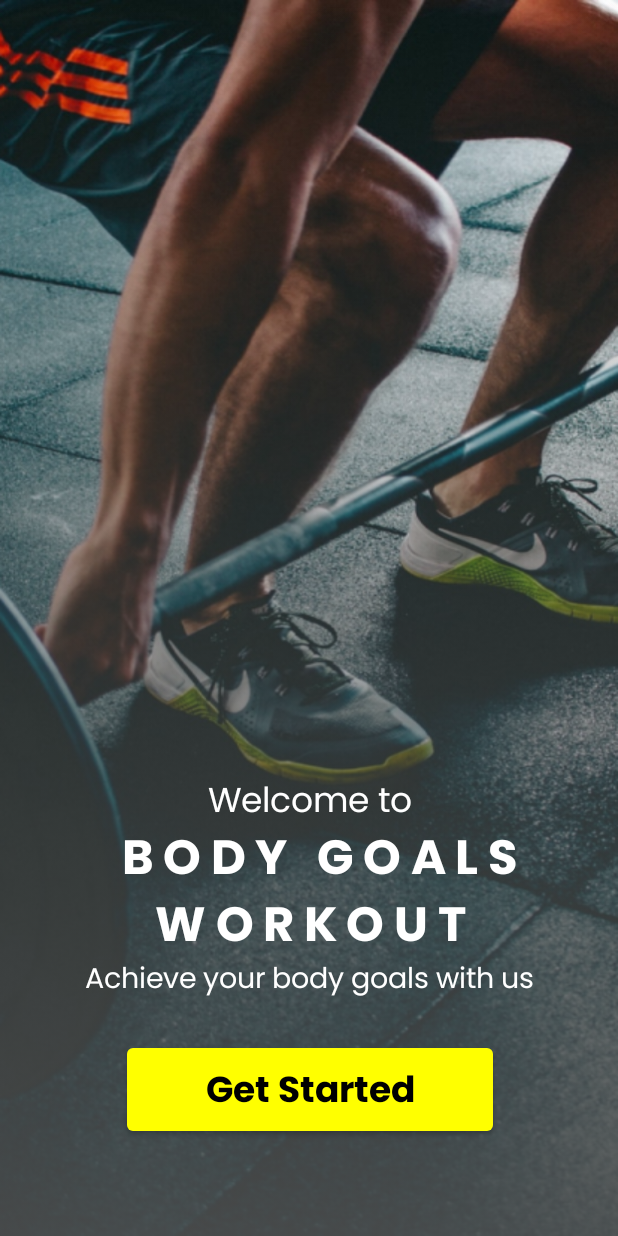
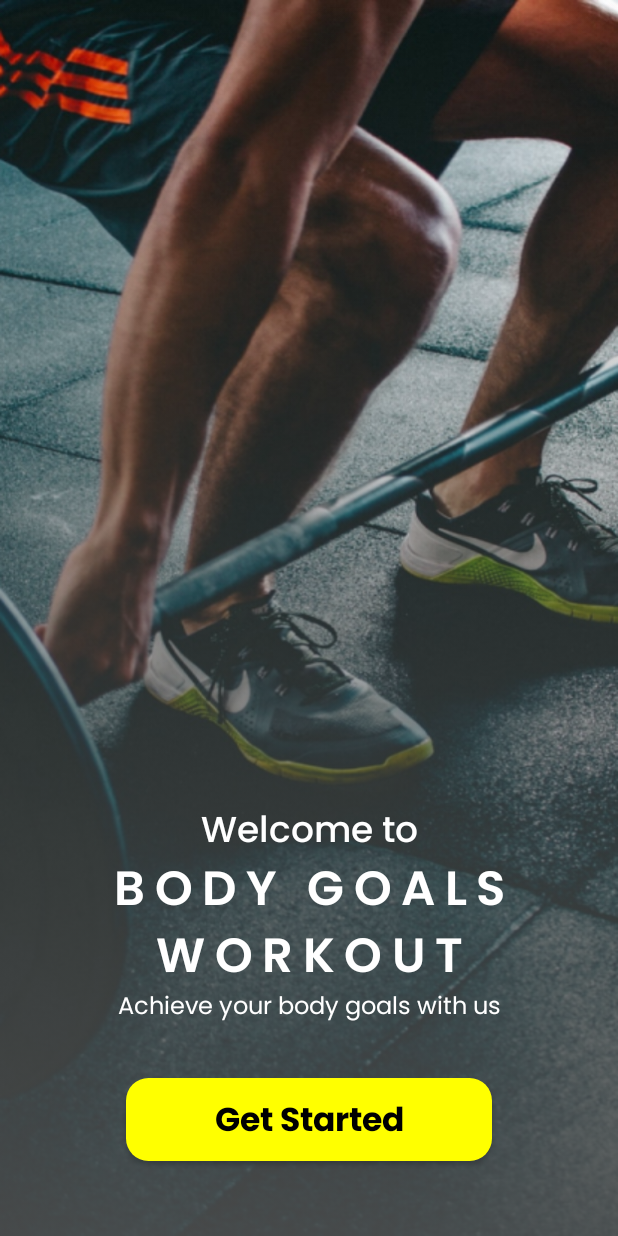
Before and after one commit to GersonDev/android-gimnasio, an Android app built with Jetpack Compose: the screen it shows after launch (WelcomeActivity), on a phone screen of 412 x 824 dp. Run offline under Robolectric (Android 15) with nearby library versions, the phone set to English and light mode, and no system bars; our stand-ins replace Room's generated code, livedata-compose.

Commit message:
- Arreglo Fuentes y nueva estructura

```diff
--- a/app/src/main/AndroidManifest.xml
+++ b/app/src/main/AndroidManifest.xml
@@ -40,7 +40,7 @@
 
         <meta-data
             android:name="com.google.android.geo.API_KEY"
-            android:value="GOOGLE_MAP_API_KEY"/>
+            android:value="AIzaSyDsWo-j-5metLfeAPRqoJvHVIYrDiHymxU"/>
 
     </application>
 
--- a/app/src/main/java/com/example/android_gimnasio/presentation/common/components/Components.kt
+++ b/app/src/main/java/com/example/android_gimnasio/presentation/common/components/Components.kt
@@ -22,7 +22,7 @@ import androidx.compose.ui.unit.dp
 import com.example.android_gimnasio.R
 
 @Composable
-fun GymTitle(title: String, @DrawableRes userImage: Int) {
+fun GymTitle(title: String, @DrawableRes userImage: Int, ocultarImagen: Boolean = false) {
     Box(
         modifier = Modifier.height(60.dp),
         contentAlignment = Alignment.Center
@@ -48,7 +48,9 @@ fun GymTitle(title: String, @DrawableRes userImage: Int) {
             Spacer(
                 modifier = Modifier.weight(1f)
             )
-            UserPicture(userImage)
+            if (!ocultarImagen) {
+                UserPicture(userImage)
+            }
         }
     }
 }
--- a/app/src/main/java/com/example/android_gimnasio/presentation/ui/home/components/GymPantalla.kt
+++ b/app/src/main/java/com/example/android_gimnasio/presentation/ui/home/components/GymBrandsPantalla.kt
@@ -25,9 +25,8 @@ import com.example.android_gimnasio.R
 import com.example.android_gimnasio.domain.models.gym.Brand
 import com.example.android_gimnasio.presentation.common.components.GymTitle
 
-@OptIn(ExperimentalFoundationApi::class)
 @Composable
-fun GymPantalla(brands: List<Brand>, onClickBrand: (String, Int) -> Unit) {
+fun GymBrandsPantalla(brands: List<Brand>, onClickBrand: (String, Int) -> Unit) {
 
     Column(
         modifier = Modifier
@@ -92,7 +91,7 @@ private fun GymCard(brand: Brand, onClickBrand: (String, Int) -> Unit) {
 @Preview
 @Composable
 private fun GymPantallaPreview() {
-    GymPantalla(
+    GymBrandsPantalla(
         listOf(
             Brand("hola", R.drawable.brand_1)
         ),
--- a/app/src/main/java/com/example/android_gimnasio/presentation/ui/welcome/components/LoginPantalla.kt
+++ b/app/src/main/java/com/example/android_gimnasio/presentation/ui/welcome/components/LoginPantalla.kt
@@ -80,7 +80,6 @@ fun LoginPantalla(
             Text(
                 " BODY GOALS\nWORKOUT",
                 letterSpacing = 0.1.em,
-                fontSize = 32.sp,
                 color = Color.White,
                 textAlign = TextAlign.Center,
                 style = MaterialTheme.typography.h1
--- a/app/src/main/java/com/example/android_gimnasio/presentation/ui/welcome/components/RegistrarPantalla.kt
+++ b/app/src/main/java/com/example/android_gimnasio/presentation/ui/welcome/components/RegistrarPantalla.kt
@@ -84,7 +84,6 @@ fun RegistrarPantalla(
                 "BODY GOALS\n" +
                         "WORKOUT",
                 letterSpacing = 0.1.em,
-                fontSize = 32.sp,
                 color = Color.White,
                 textAlign = TextAlign.Center,
                 style = MaterialTheme.typography.h1
--- a/app/src/main/java/com/example/android_gimnasio/presentation/ui/welcome/components/WelcomePantalla.kt
+++ b/app/src/main/java/com/example/android_gimnasio/presentation/ui/welcome/components/WelcomePantalla.kt
@@ -3,6 +3,7 @@ package com.example.android_gimnasio.presentation.ui.welcome.components
 import androidx.compose.foundation.Image
 import androidx.compose.foundation.background
 import androidx.compose.foundation.layout.*
+import androidx.compose.foundation.shape.RoundedCornerShape
 import androidx.compose.material.Button
 import androidx.compose.material.ButtonDefaults
 import androidx.compose.material.MaterialTheme
@@ -55,6 +56,8 @@ fun WelcomePantalla(onClickStarted:()->Unit) {
 
             Column(
                 horizontalAlignment = Alignment.CenterHorizontally,
+                modifier = Modifier
+                    .padding(50.dp)
             ) {
                 Spacer(
                     modifier = Modifier
@@ -64,12 +67,11 @@ fun WelcomePantalla(onClickStarted:()->Unit) {
                     "Welcome to",
                     color = Color.White,
                     textAlign = TextAlign.Center,
-                    style = MaterialTheme.typography.body2
+                    style = MaterialTheme.typography.h3
                 )
                 Text(
-                    " BODY GOALS\nWORKOUT",
+                    "BODY GOALS WORKOUT",
                     letterSpacing = 0.2.em,
-                    fontSize = 32.sp,
                     color = Color.White,
                     textAlign = TextAlign.Center,
                     style = MaterialTheme.typography.h1
@@ -78,16 +80,17 @@ fun WelcomePantalla(onClickStarted:()->Unit) {
                     "Achieve your body goals with us",
                     color = Color.White,
                     textAlign = TextAlign.Center,
-                    style = MaterialTheme.typography.body1
+                    style = MaterialTheme.typography.h4,
+                    modifier = Modifier.padding(bottom = 37.dp)
                 )
                 Button(
                     onClick = onClickStarted,
                     colors = ButtonDefaults.buttonColors(backgroundColor = Color.Yellow),
-                    modifier = Modifier.padding(top = 33.dp, bottom = 70.dp).width(244.dp).height(55.dp),
-
+                    shape = RoundedCornerShape(15.dp),
+                    modifier = Modifier.width(244.dp).height(55.dp),
                     content = {
                         Text("Get Started", color = Color.Black,
-                            style = MaterialTheme.typography.h4)
+                            style = MaterialTheme.typography.button)
                     })
 
             }
--- a/app/src/main/java/com/example/android_gimnasio/ui/theme/Type.kt
+++ b/app/src/main/java/com/example/android_gimnasio/ui/theme/Type.kt
@@ -4,6 +4,7 @@ import androidx.compose.material.Typography
 import androidx.compose.ui.text.TextStyle
 import androidx.compose.ui.text.font.Font
 import androidx.compose.ui.text.font.FontFamily
+import androidx.compose.ui.text.font.FontStyle
 import androidx.compose.ui.text.font.FontWeight
 import androidx.compose.ui.unit.sp
 import com.example.android_gimnasio.R
@@ -12,58 +13,61 @@ import com.example.android_gimnasio.R
 
 val Poppins = FontFamily(
     Font(R.font.poppins_regular),
+    Font(R.font.poppins_light, weight = FontWeight.Light),
+    Font(R.font.poppins_regular, FontWeight.Normal),
+    Font(R.font.poppins_medium, FontWeight.Medium),
+    Font(R.font.poppins_semibold, FontWeight.SemiBold),
     Font(R.font.poppins_bold, FontWeight.Bold),
+    Font(R.font.poppins_extra_bold, FontWeight.ExtraBold)
 )
 
 val Typography = Typography(
     h1 = TextStyle(
         fontFamily = Poppins,
-        fontWeight = FontWeight.Bold,
-        fontSize = 30.sp
+        fontWeight = FontWeight.SemiBold,
+        fontSize = 32.sp
     ),
     h2 = TextStyle(
         fontFamily = Poppins,
-        fontWeight = FontWeight.Bold,
-        fontSize = 28.sp
+        fontWeight = FontWeight.SemiBold,
+        fontSize = 24.sp
     ),
     h3 = TextStyle(
         fontFamily = Poppins,
-        fontWeight = FontWeight.Bold,
-        fontSize = 26.sp
+        fontWeight = FontWeight.Medium,
+        fontSize = 24.sp
     ),
     h4 = TextStyle(
         fontFamily = Poppins,
-        fontWeight = FontWeight.Bold,
-        fontSize = 24.sp
+        fontWeight = FontWeight.Normal,
+        fontSize = 16.sp
     ),
     h5 = TextStyle(
+        fontFamily = Poppins,
+        fontWeight = FontWeight.W600,
+        fontSize = 16.sp
+    ),
+    h6 = TextStyle(
+        fontFamily = Poppins,
+        fontWeight = FontWeight.W600,
+        fontSize = 14.sp
+    ),
+    body1 = TextStyle(
+        fontFamily = Poppins,
+        fontWeight = FontWeight.Light,
+        fontSize = 16.sp
+    ),
+    body2 = TextStyle(
+        fontFamily = Poppins,
+        fontWeight = FontWeight.Normal,
+        fontSize = 14.sp
+    ),
+    button = TextStyle(
         fontFamily = Poppins,
         fontWeight = FontWeight.Bold,
         fontSize = 22.sp
     ),
-    h6 = TextStyle(
-        fontFamily = Poppins,
-        fontWeight = FontWeight.Bold,
-        fontSize = 20.sp
-    ),
-    body1 = TextStyle(
-        fontFamily = Poppins,
-        fontWeight = FontWeight.Normal,
-        fontSize = 19.sp
-    ),
-    body2 = TextStyle(
-        fontFamily = Poppins,
-        fontWeight = FontWeight.Normal,
-        fontSize = 23.sp
-    ),
-
-
-    /* Other default text styles to override
-    button = TextStyle(
-        fontFamily = FontFamily.Default,
-        fontWeight = FontWeight.W500,
-        fontSize = 14.sp
-    ),
+    /*
     caption = TextStyle(
         fontFamily = FontFamily.Default,
         fontWeight = FontWeight.Normal,
```
Also changed, not shown: app/src/main/java/com/example/android_gimnasio/presentation/ui/home/HomeActivity.kt (+9 -7 lines), app/src/main/java/com/example/android_gimnasio/presentation/ui/home/components/GymSedesPantalla.kt (+61 -67 lines), app/src/main/java/com/example/android_gimnasio/presentation/ui/home/components/HomePantalla.kt (+6 -7 lines), app/src/main/java/com/example/android_gimnasio/presentation/ui/welcome/components/BienvenidaPantalla.kt (deleted, +0 -145 lines).
